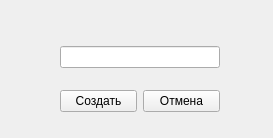
Above: desktop_version/ui/mt_model_create.ui from WilldyM/AdaptiveInformationalSystem before the change. Below: the same form after it.
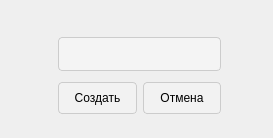
That is the form after the change.

```diff
--- a/desktop_version/ui/mt_model_create.ui
+++ b/desktop_version/ui/mt_model_create.ui
@@ -13,18 +13,65 @@
   <property name="windowTitle">
    <string>Form</string>
   </property>
-  <widget class="QWidget" name="verticalLayoutWidget">
+  <widget class="QFrame" name="verticalFrame">
    <property name="geometry">
     <rect>
-     <x>60</x>
-     <y>30</y>
-     <width>160</width>
-     <height>99</height>
+     <x>-1</x>
+     <y>-2</y>
+     <width>281</width>
+     <height>141</height>
     </rect>
    </property>
+   <property name="styleSheet">
+    <string notr="true">QFrame {
+margin: 0 50%;
+}
+QPushButton {
+margin-top: 10px; 
+margin-bottom: 20px;
+margin-left: 0px;
+margin-right: 0px;
+max-height: 30px;
+min-height: 30px;
+background-color: rgba(255, 255, 255, 20%); 
+border: 1px solid #ccc;
+border-radius: 4px;
+padding: 0;
+}
+QPushButton:hover {
+    background-color: rgba(255, 255, 255, 80%);
+}
+QPushButton:pressed {
+    background-color: rgba(255, 255, 255, 100%);
+}
+
+QLineEdit {
+margin-top: 30px;
+max-height: 30px;
+min-height: 30px;
+background-color: #F4F4F4;
+color: #404040;
+border: 1px solid #ccc;
+padding: 1px 5px;
+border-radius: 4px;
+}
+
+QLineEdit:hover, QLineEdit:focus {
+    background-color: #FFFFFF;
+    border: 1px solid #9B9B9B;
+}
+</string>
+   </property>
    <layout class="QVBoxLayout" name="verticalLayout">
     <item>
-     <widget class="QLineEdit" name="lineEdit"/>
+     <widget class="QLineEdit" name="lineEdit">
+      <property name="sizePolicy">
+       <sizepolicy hsizetype="Expanding" vsizetype="Expanding">
+        <horstretch>0</horstretch>
+        <verstretch>0</verstretch>
+       </sizepolicy>
+      </property>
+     </widget>
     </item>
     <item>
      <layout class="QHBoxLayout" name="horizontalLayout" stretch="0,0">
@@ -34,7 +81,7 @@
       <item>
        <widget class="QPushButton" name="pushButton">
         <property name="sizePolicy">
-         <sizepolicy hsizetype="Fixed" vsizetype="Fixed">
+         <sizepolicy hsizetype="Expanding" vsizetype="Expanding">
           <horstretch>0</horstretch>
           <verstretch>0</verstretch>
          </sizepolicy>
@@ -50,7 +97,7 @@
       <item>
        <widget class="QPushButton" name="pushButton_2">
         <property name="sizePolicy">
-         <sizepolicy hsizetype="Fixed" vsizetype="Fixed">
+         <sizepolicy hsizetype="Expanding" vsizetype="Expanding">
           <horstretch>0</horstretch>
           <verstretch>0</verstretch>
          </sizepolicy>
```
Left out of the diff: 19 changed lines with no effect on the pictures.
